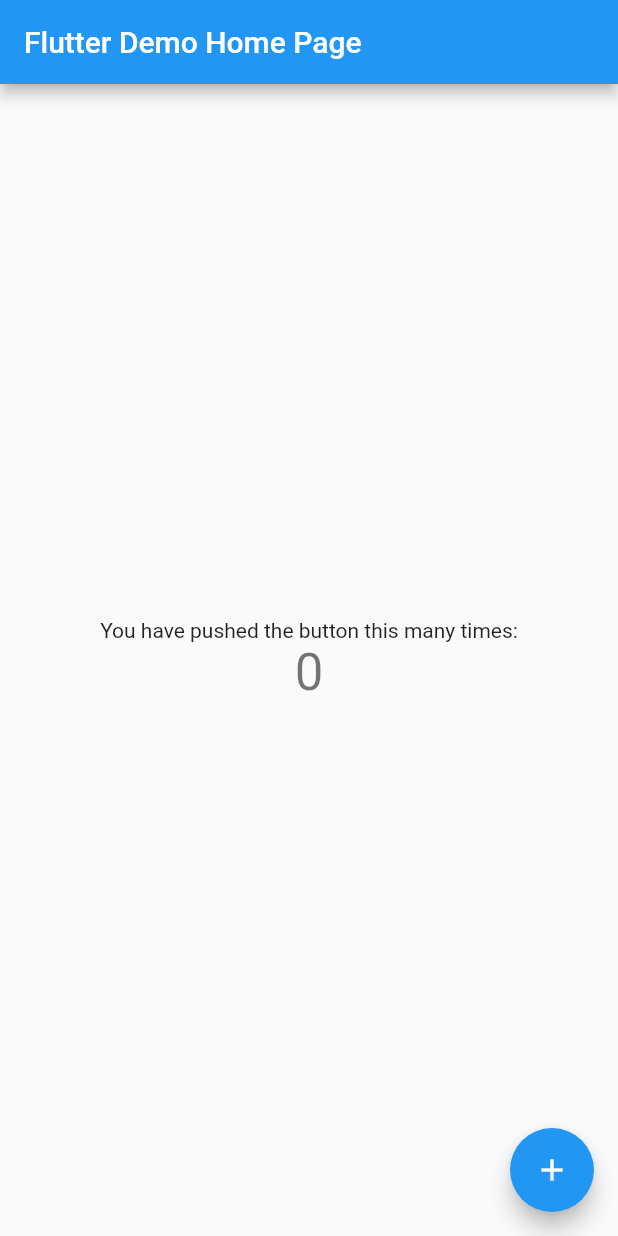
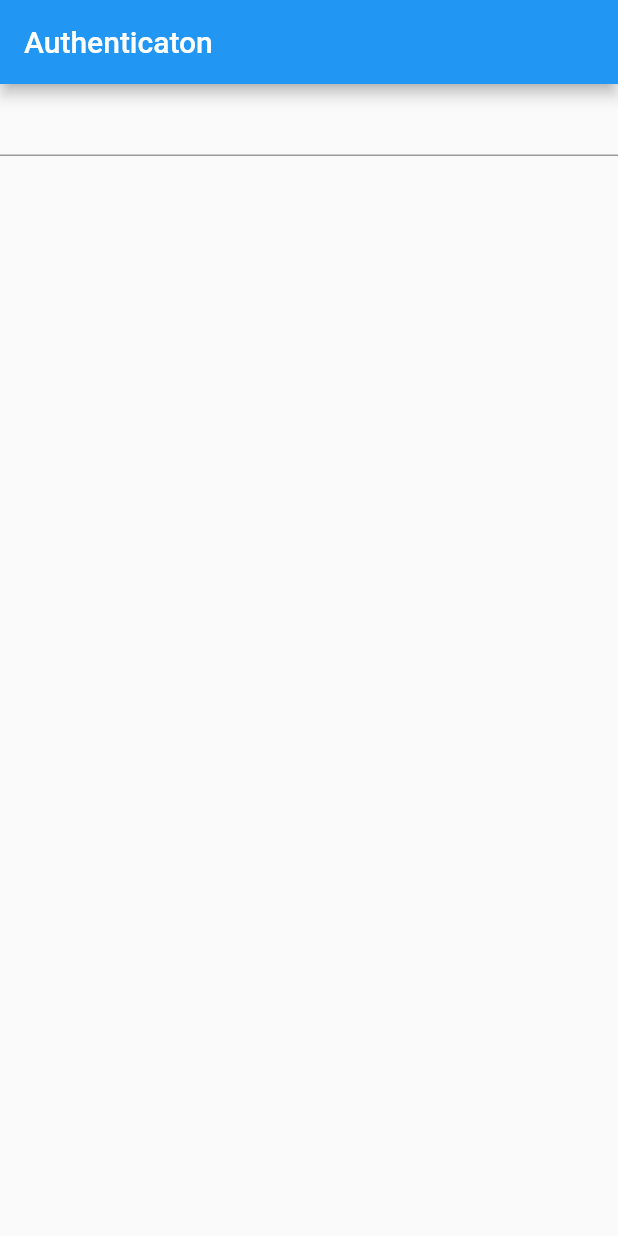
Before and after one commit to Abhiram1819/todo_app, a Flutter app: the screen it shows after launch, on a phone screen of 412 x 824 dp. Run offline on Flutter 3.47's test engine with Material 2 defaults, Android fonts, the phone set to English and light mode, and no system bars.

Commit message:
added auth screens

```diff
--- /dev/null
+++ b/lib/auth/authform.dart
@@ -0,0 +1,36 @@
+import 'package:flutter/material.dart';
+
+class AuthForm extends StatefulWidget {
+  const AuthForm({Key? key}) : super(key: key);
+  @override
+  _AuthFormState createState() => _AuthFormState();
+}
+
+class _AuthFormState extends State<AuthForm> {
+  final _formkey = GlobalKey<FormState>();
+  var _email = ' ';
+  var _password = ' ';
+  @override
+  Widget build(BuildContext context) {
+    return Container(
+      height: MediaQuery.of(context).size.height,
+      width: MediaQuery.of(context).size.width,
+      child: ListView(
+        children: [
+          Container(
+            child: Form(
+              key: _formkey,
+              child: Column(
+                children: [
+                  TextFormField(
+                    keyboardType: TextInputType.emailAddress,
+                  )
+                ],
+              ),
+            ),
+          )
+        ],
+      ),
+    );
+  }
+}
--- /dev/null
+++ b/lib/auth/authscreen.dart
@@ -0,0 +1,19 @@
+import 'package:flutter/material.dart';
+import 'package:todo_app/auth/authform.dart';
+
+class AuthScreen extends StatefulWidget {
+  const AuthScreen({ Key? key }) : super(key: key);
+
+  @override
+  _AuthScreenState createState() => _AuthScreenState();
+}
+
+class _AuthScreenState extends State<AuthScreen> {
+  @override
+  Widget build(BuildContext context) {
+    return Scaffold(
+      appBar: AppBar(title: Text("Authenticaton")),
+      body: AuthForm(),
+    );
+  }
+}
--- a/lib/main.dart
+++ b/lib/main.dart
@@ -1,4 +1,6 @@
 import 'package:flutter/material.dart';
+import 'package:todo_app/auth/authscreen.dart';
+import 'package:todo_app/screens/home.dart';
 
 void main() {
   runApp(const MyApp());
@@ -11,58 +13,8 @@ class MyApp extends StatelessWidget {
   @override
   Widget build(BuildContext context) {
     return MaterialApp(
-      title: 'Flutter Demo',
-      theme: ThemeData(
-        primarySwatch: Colors.blue,
-      ),
-      home: const MyHomePage(title: 'Flutter Demo Home Page'),
+      debugShowCheckedModeBanner: false,
+      home: AuthScreen(),
     );
   }
 }
-
-class MyHomePage extends StatefulWidget {
-  const MyHomePage({Key? key, required this.title}) : super(key: key);
-
-  final String title;
-
-  @override
-  State<MyHomePage> createState() => _MyHomePageState();
-}
-
-class _MyHomePageState extends State<MyHomePage> {
-  int _counter = 0;
-
-  void _incrementCounter() {
-    setState(() {
-      _counter++;
-    });
-  }
-
-  @override
-  Widget build(BuildContext context) {
-    return Scaffold(
-      appBar: AppBar(
-        title: Text(widget.title),
-      ),
-      body: Center(
-        child: Column(
-          mainAxisAlignment: MainAxisAlignment.center,
-          children: <Widget>[
-            const Text(
-              'You have pushed the button this many times:',
-            ),
-            Text(
-              '$_counter',
-              style: Theme.of(context).textTheme.headline4,
-            ),
-          ],
-        ),
-      ),
-      floatingActionButton: FloatingActionButton(
-        onPressed: _incrementCounter,
-        tooltip: 'Increment',
-        child: const Icon(Icons.add),
-      ),
-    );
-  }
-}
--- /dev/null
+++ b/lib/screens/home.dart
@@ -0,0 +1,18 @@
+import 'package:flutter/material.dart';
+
+class Home extends StatefulWidget {
+  const Home({ Key? key }) : super(key: key);
+
+  @override
+  _HomeState createState() => _HomeState();
+}
+
+class _HomeState extends State<Home> {
+  @override
+  Widget build(BuildContext context) {
+    return Scaffold(
+      appBar: AppBar(title: Text("TODO"),),
+
+    );
+  }
+}
--- a/pubspec.yaml
+++ b/pubspec.yaml
@@ -29,7 +29,7 @@ environment:
 dependencies:
   flutter:
     sdk: flutter
-
+  google_fonts:
 
   # The following adds the Cupertino Icons font to your application.
   # Use with the CupertinoIcons class for iOS style icons.
```
Also changed, not shown: pubspec.lock.
